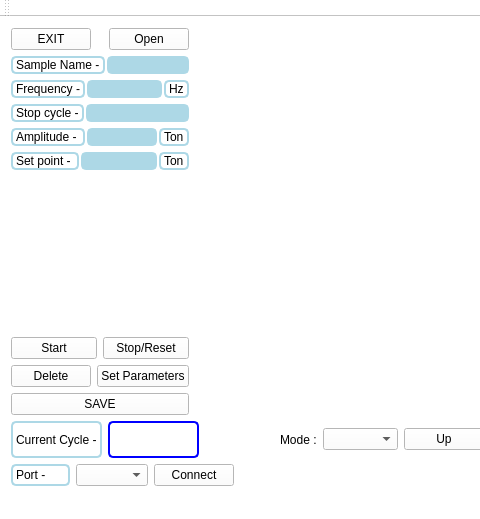
First picture: the form in mainwindow.ui, repository chethanpunisher/qtProject1, before the edit; both pictures show x 0 to 480 and y 0 to 519 of the 953 by 519 pixel window.
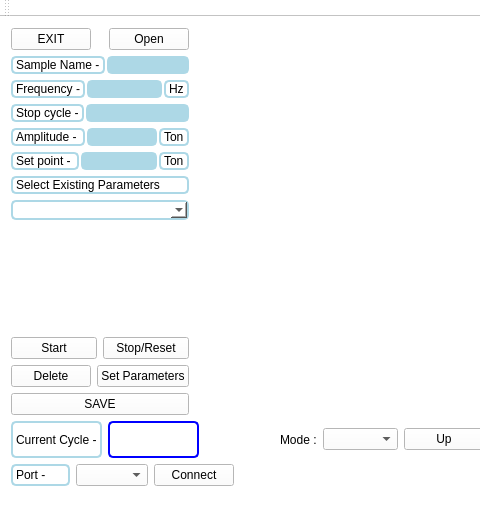
Second picture: the form after the edit.

```diff
--- a/mainwindow.ui
+++ b/mainwindow.ui
@@ -28,7 +28,7 @@
        <number>0</number>
       </property>
       <item>
-       <layout class="QVBoxLayout" name="verticalLayout" stretch="0,0,0,0,0,0,0,0,0,0">
+       <layout class="QVBoxLayout" name="verticalLayout" stretch="0,0,0,0,0,0,0,0,0,0,0,0">
         <item>
          <layout class="QHBoxLayout" name="horizontalLayout_2">
           <item>
@@ -228,6 +228,23 @@
           </item>
          </layout>
         </item>
+        <item>
+         <widget class="QLabel" name="label_15">
+          <property name="styleSheet">
+           <string notr="true">border: 2px  solid lightblue; border-radius: 5px</string>
+          </property>
+          <property name="text">
+           <string>Select Existing Parameters</string>
+          </property>
+         </widget>
+        </item>
+        <item>
+         <widget class="QComboBox" name="comboBox_existingParamSelec">
+          <property name="styleSheet">
+           <string notr="true">border: 2px  solid lightblue; border-radius: 5px</string>
+          </property>
+         </widget>
+        </item>
         <item>
          <spacer name="verticalSpacer">
           <property name="orientation">
```
